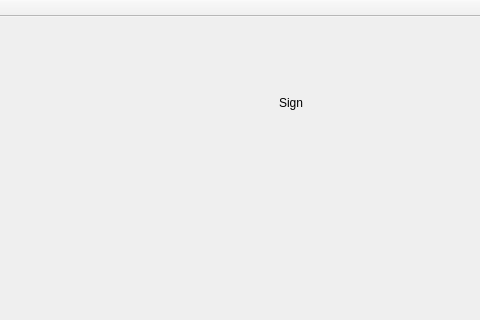
Qt form app/View/traffic_signmainwindow.ui (ketian/tracker) before a commit; both pictures show x 421 to 901 and y 0 to 320 of the 901 by 584 pixel window.
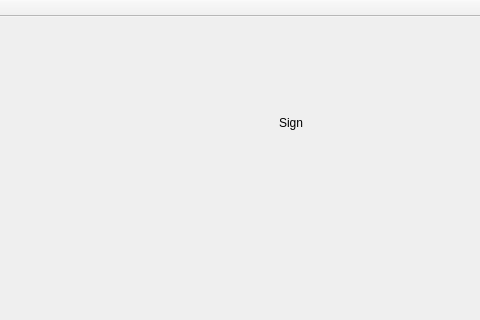
The same form after that commit.

```diff
--- a/app/View/traffic_signmainwindow.ui
+++ b/app/View/traffic_signmainwindow.ui
@@ -33,7 +33,7 @@
       <x>700</x>
       <y>30</y>
       <width>151</width>
-      <height>111</height>
+      <height>151</height>
      </rect>
     </property>
     <property name="text">
```
